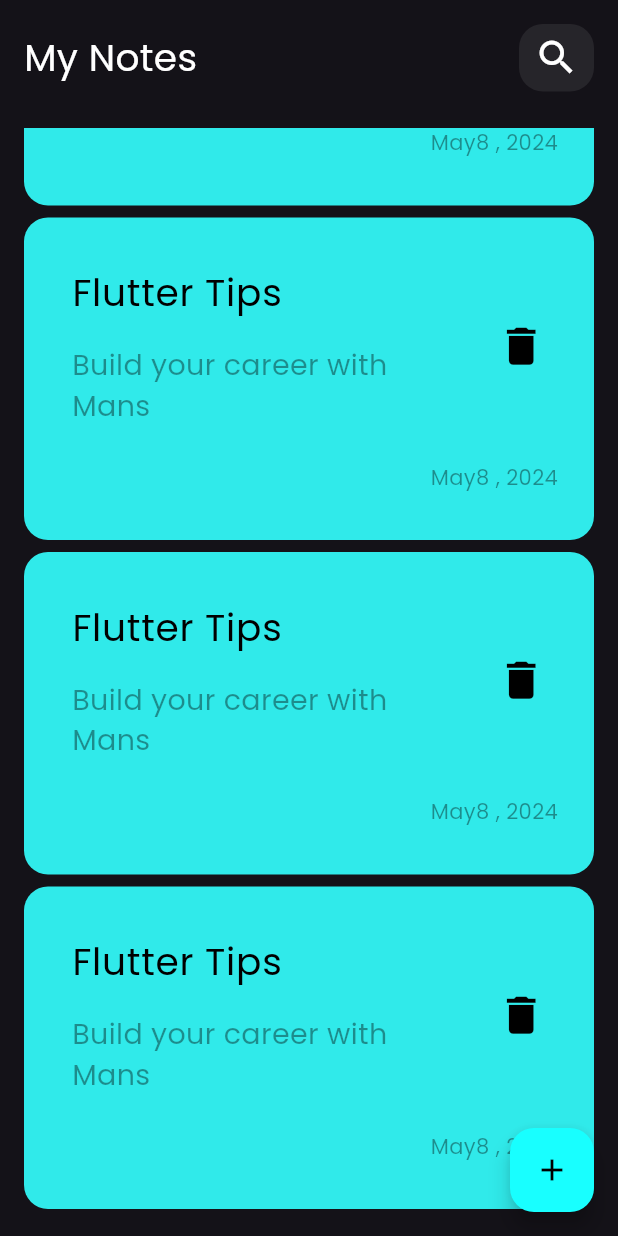
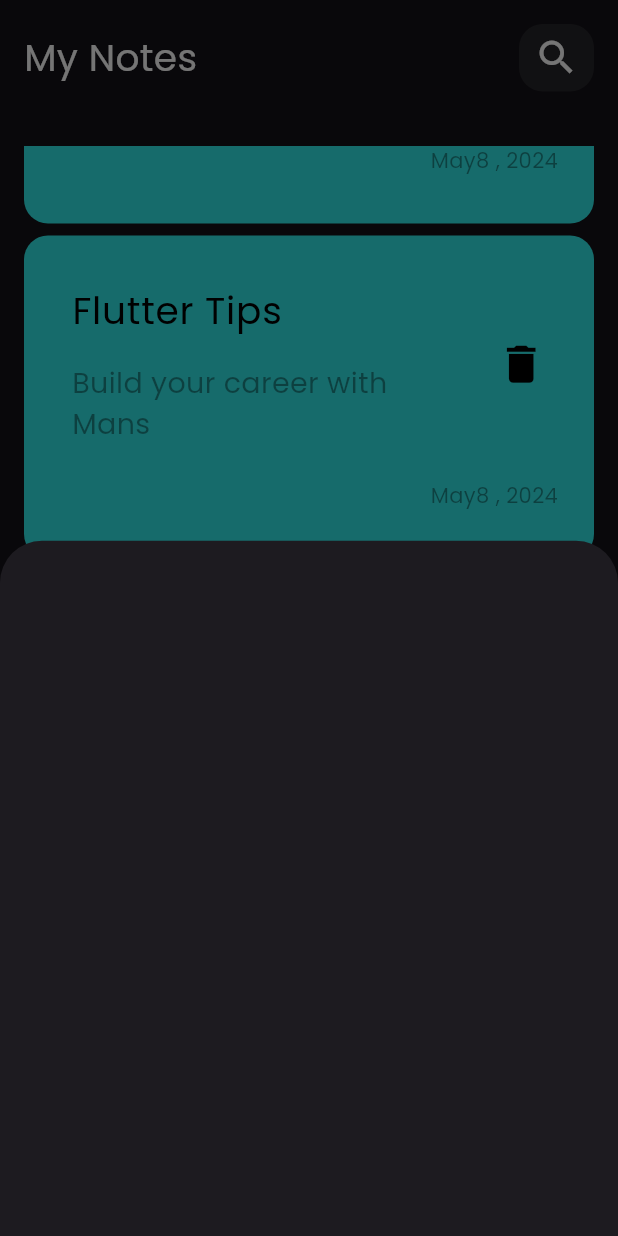
Before and after one commit to Mansourx83/Notes-App, a Flutter app: the screen it shows after launch, scrolled down 1728 dp, after a tap on the "add" icon, on a phone screen of 412 x 824 dp. Run offline on Flutter 3.47's test engine with Material 3 defaults, Android fonts, the phone set to English and light mode, and no system bars.

```diff
--- a/lib/views/notes_view.dart
+++ b/lib/views/notes_view.dart
@@ -1,4 +1,5 @@
 import 'package:flutter/material.dart';
+import 'package:notes_app/views/widgets/custom_floating_button.dart';
 import 'package:notes_app/views/widgets/notes_view_body.dart';
 
 class NotesView extends StatelessWidget {
@@ -8,15 +9,7 @@ class NotesView extends StatelessWidget {
   Widget build(BuildContext context) {
     return Scaffold(
       body: NotesViewBody(),
-      floatingActionButton: FloatingActionButton(
-        onPressed: () {},
-        backgroundColor: Colors.cyanAccent,
-        // shape: CircleBorder(),
-        child: const Icon(
-          Icons.add,
-          color: Colors.black,
-        ),
-      ),
+      floatingActionButton: CustomFloatingButton(),
     );
   }
 }
--- /dev/null
+++ b/lib/views/widgets/custom_floating_button.dart
@@ -0,0 +1,34 @@
+import 'package:flutter/material.dart';
+
+class CustomFloatingButton extends StatelessWidget {
+  const CustomFloatingButton({
+    super.key,
+  });
+
+  @override
+  Widget build(BuildContext context) {
+    return FloatingActionButton(
+      onPressed: () {
+        showModalBottomSheet(
+          context: context,
+          builder: (context) {
+            return ModelBottomWidget();
+          },
+        );
+      },
+      backgroundColor: Colors.cyanAccent,
+      // shape: CircleBorder(),
+      child: const Icon(
+        Icons.add,
+        color: Colors.black,
+      ),
+    );
+  }
+}
+
+class ModelBottomWidget extends StatelessWidget {
+  @override
+  Widget build(BuildContext context) {
+    return Container();
+  }
+}
--- a/lib/views/widgets/list_notes.dart
+++ b/lib/views/widgets/list_notes.dart
@@ -6,7 +6,10 @@ class ListNotes extends StatelessWidget {
 
   @override
   Widget build(BuildContext context) {
-    return ListView.builder(
+    return Padding(
+      padding: const EdgeInsets.symmetric(vertical: 12),
+      child: ListView.builder(
+        padding: EdgeInsets.zero,
         physics: const BouncingScrollPhysics(),
         itemBuilder: (context, index) {
           return const Padding(
@@ -14,6 +17,7 @@ class ListNotes extends StatelessWidget {
             child: NoteItem(),
           );
         },
+      ),
     );
   }
 }
```
Lines whose indentation alone changed are shown as unchanged.
